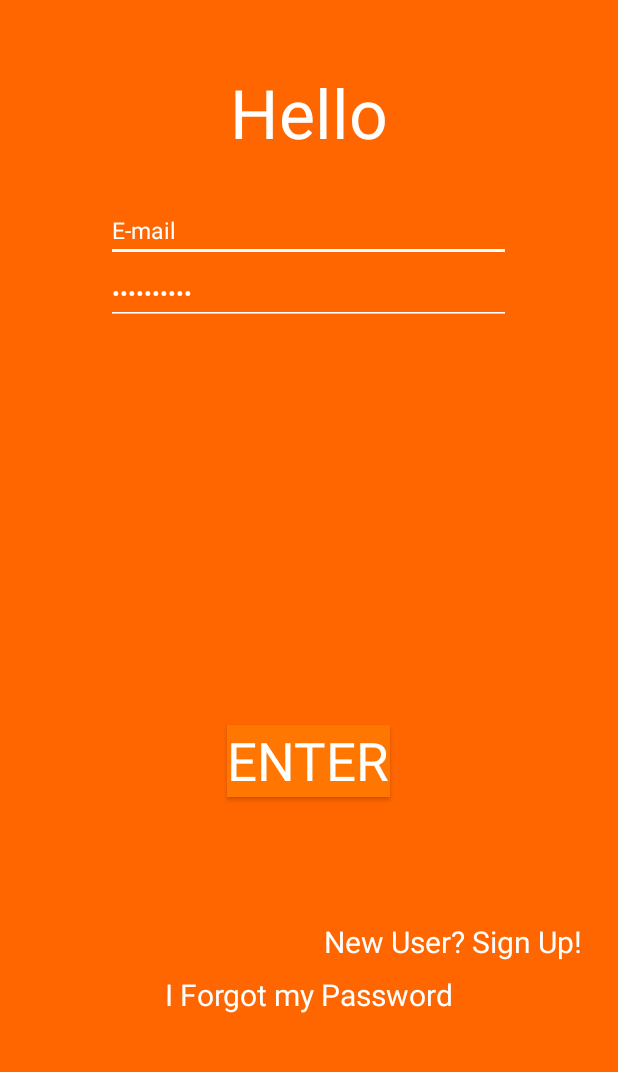
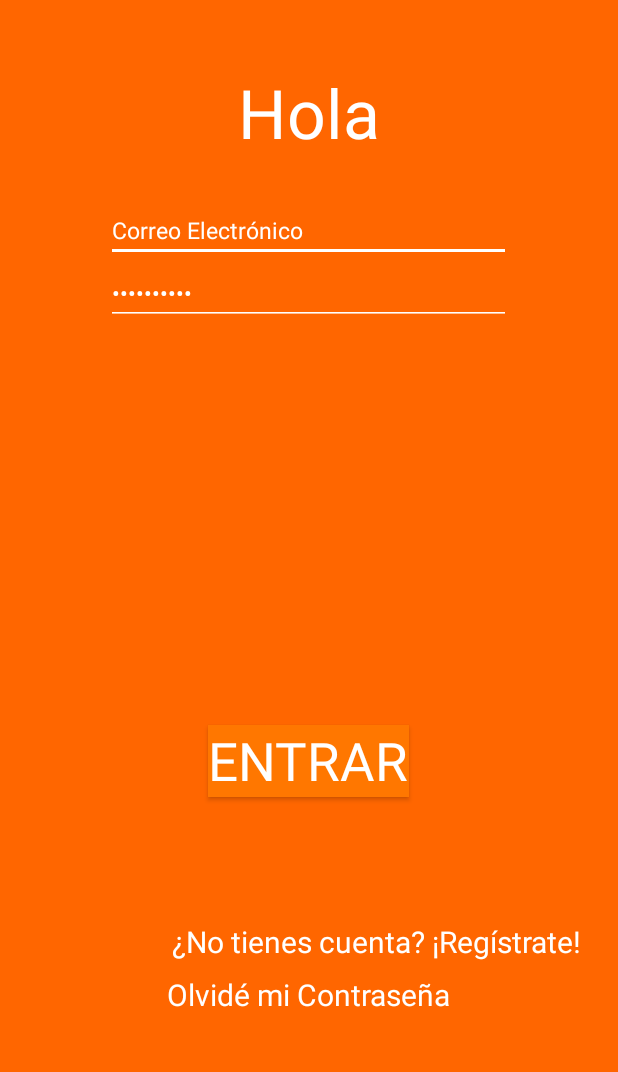
Before and after one commit to MarcoAntonioMendez/FiservAppFiservDeveloperChallenge, an Android app: the screen it shows after launch (LogInActivity), on a phone screen of 412 x 824 dp, the part 98-1170 px from its top. Run offline under Robolectric (Android 15) with nearby library versions, the phone set to English and light mode, and no system bars.

Commit message:
Deleted english compatibility in LogInActivity.java.

```diff
--- a/app/src/main/java/com/fiserv/fiservappfiservdeveloperchallenge/LogInActivity.java
+++ b/app/src/main/java/com/fiserv/fiservappfiservdeveloperchallenge/LogInActivity.java
@@ -118,23 +118,9 @@ public class LogInActivity extends AppCompatActivity {
     }
 
     /**
-     * According to language, graphic components are assigned the text.
-     * In case the device's language is not supported, the text will be assigned to english.
-     * Languages Supported: English, Spanish.
+     * Text is assigned to graphic elementsa and listeners for editTexts are set.
      */
     private void setTextForGraphicComponents(){
-        switch(language){
-            case AppGlobalConstants.ENGLISH_LANGUAGE:
-                helloTextView.setText("Hello");
-                enterUserEmailEditText.setText("E-mail");
-                enterInformationButton.setText("Enter");
-                informationIncorrectSnackBar = Snackbar.make(findViewById(R.id.log_in_coordinator_layout),
-                        "Sorry :(, your e-mail or password are incorrect, please try again.",
-                        INFORMATION_INCORRECT_SNACK_BAR_DURATION);
-                dontAnAccountRegisterTextView.setText("New User? Sign Up!");
-                forgotMyPasswordTextView.setText("I Forgot my Password");
-            break;
-            case AppGlobalConstants.SPANISH_LANGUAGE:
         helloTextView.setText("Hola");
         enterUserEmailEditText.setText("Correo Electrónico");
         enterInformationButton.setText("Entrar");
@@ -144,17 +130,6 @@ public class LogInActivity extends AppCompatActivity {
                 INFORMATION_INCORRECT_SNACK_BAR_DURATION);
         dontAnAccountRegisterTextView.setText("¿No tienes cuenta? ¡Regístrate!");
         forgotMyPasswordTextView.setText("Olvidé mi Contraseña");
-            break;
-            default:
-                helloTextView.setText("Hello");
-                enterUserEmailEditText.setText("E-mail");
-                enterInformationButton.setText("Enter");
-                informationIncorrectSnackBar = Snackbar.make(findViewById(R.id.log_in_coordinator_layout),
-                        "Sorry :(, your e-mail or password are incorrect, please try again.",
-                        INFORMATION_INCORRECT_SNACK_BAR_DURATION);
-                dontAnAccountRegisterTextView.setText("New User? Sign Up!");
-                forgotMyPasswordTextView.setText("I Forgot my Password");
-        }
 
         // Clears the e-mail EditText when user touches it.
         enterUserEmailEditText.setOnTouchListener(new View.OnTouchListener()
```
Lines whose indentation alone changed are shown as unchanged.
